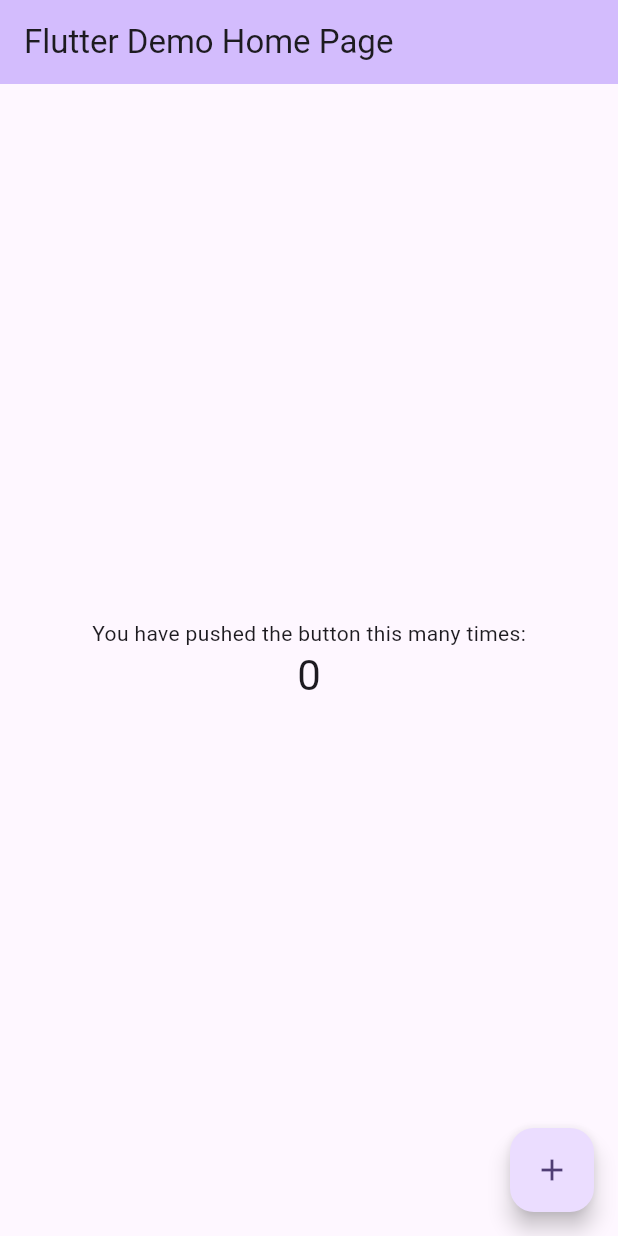
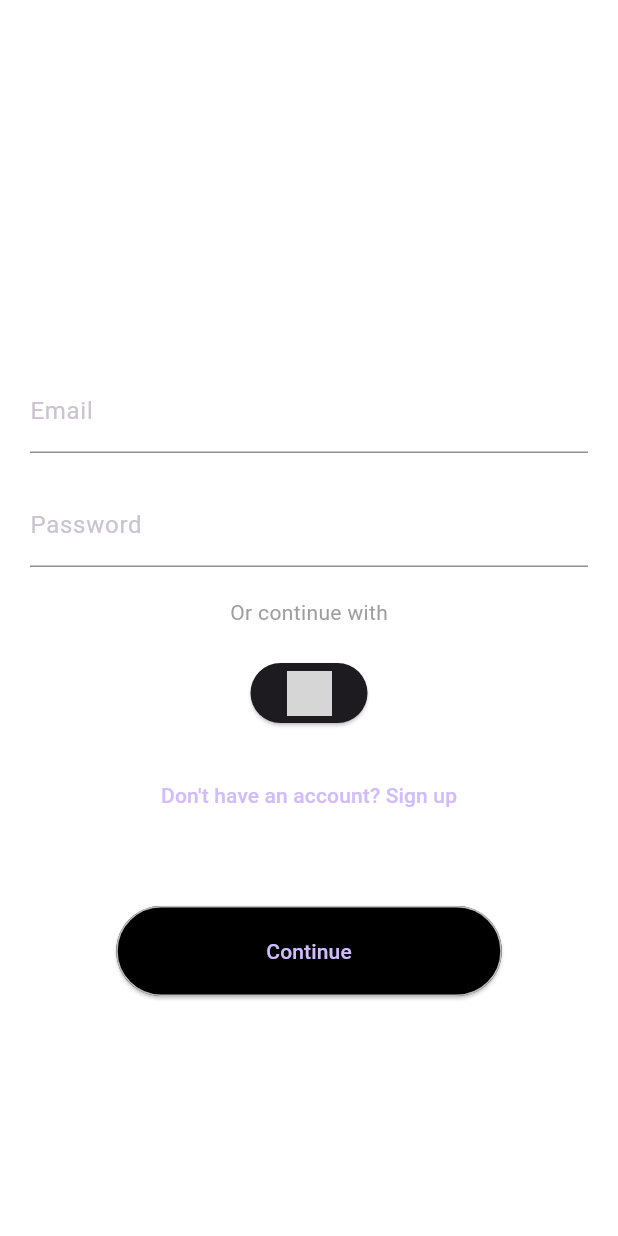
Before and after one commit to bot80-alt/few-aste, a Flutter app: the screen it shows after launch, on a phone screen of 412 x 824 dp. Run offline on Flutter 3.47's test engine with Material 3 defaults, Android fonts, the phone set to English and light mode, and no system bars; grey boxes are pictures that could not be loaded.

Commit message:
Adding main pages

```diff
--- /dev/null
+++ b/lib/components/login_page.dart
@@ -0,0 +1,119 @@
+import 'package:flutter/material.dart';
+import 'package:fewaste/theme/theme.dart'; // Import the theme file
+import 'package:fewaste/components/main_page.dart';
+
+class LoginPage extends StatelessWidget {
+  const LoginPage({super.key});
+
+  @override
+  Widget build(BuildContext context) {
+    return Scaffold(
+      body: Center(
+        child: Padding(
+          padding: const EdgeInsets.all(20.0),
+          child: Column(
+            mainAxisAlignment: MainAxisAlignment.center,
+            children: [
+              // App Name
+              Text(
+                "Fewaste",
+                style: Theme.of(context).textTheme.displayLarge?.copyWith(
+                      fontStyle: FontStyle.italic,
+                    ),
+              ),
+              const SizedBox(height: 50),
+              // Email Text Field
+              TextField(
+                decoration: const InputDecoration(
+                  labelText: "Email",
+                ),
+              ),
+              const SizedBox(height: 20),
+              // Password Text Field
+              TextField(
+                decoration: const InputDecoration(
+                  labelText: "Password",
+                ),
+              ),
+              const SizedBox(height: 20),
+              // "Or continue with" Text
+              const Text(
+                "Or continue with",
+                style: TextStyle(
+                  color: Colors.grey,
+                ),
+              ),
+              const SizedBox(height: 20),
+              // Google Sign-in Button
+              ElevatedButton(
+                onPressed: () {
+                  // Add Google Auth logic here
+                },
+                child: Row(
+                  mainAxisSize: MainAxisSize.min,
+                  children: [
+                    Image.asset(
+                      'assets/images/google.png', // Path to Google logo image
+                      height: 30.0,
+                    ),
+                  ],
+                ),
+              ),
+              const SizedBox(height: 20),
+              // Sign-up Link
+              TextButton(
+                onPressed: () {
+                  // Add sign-up navigation logic here
+                },
+                child: const Text("Don't have an account? Sign up"),
+              ),
+              const SizedBox(height: 50),
+              // Continue Button
+              ElevatedButton(
+                onPressed: () {
+                  Navigator.pushReplacement(
+                    context,
+                    MaterialPageRoute(
+                      builder: (context) => const MyAppPage(),
+                    ),
+                  );
+                },
+                style: ElevatedButton.styleFrom(
+                  side: BorderSide(
+                      color: const Color.fromARGB(255, 189, 189, 189),
+                      width: 1),
+                  backgroundColor: const Color.fromARGB(255, 0, 0, 0),
+                  shape: RoundedRectangleBorder(
+                    borderRadius: BorderRadius.circular(30),
+                  ),
+                  padding:
+                      const EdgeInsets.symmetric(horizontal: 100, vertical: 20),
+                ),
+                child: Text(
+                  'Continue',
+                ),
+              ),
+            ],
+          ),
+        ),
+      ),
+    );
+  }
+}
+
+void main() {
+  runApp(const MyApp());
+}
+
+class MyApp extends StatelessWidget {
+  const MyApp({super.key});
+
+  @override
+  Widget build(BuildContext context) {
+    return MaterialApp(
+      debugShowCheckedModeBanner: false,
+      theme: AppTheme.darkTheme, // Use the dark theme here
+      home: const LoginPage(),
+    );
+  }
+}
--- a/lib/main.dart
+++ b/lib/main.dart
@@ -1,125 +1,20 @@
-import 'package:flutter/material.dart';
-
+import 'package:flutter/material.dart'; // Correct path to your Onboarding widget
+import 'components/login_page.dart';
+import 'package:fewaste/theme/theme.dart';
 void main() {
-  runApp(const MyApp());
+  runApp(MyApp());
 }
 
 class MyApp extends StatelessWidget {
   const MyApp({super.key});
 
-  // This widget is the root of your application.
   @override
   Widget build(BuildContext context) {
     return MaterialApp(
-      title: 'Flutter Demo',
-      theme: ThemeData(
-        // This is the theme of your application.
-        //
-        // TRY THIS: Try running your application with "flutter run". You'll see
-        // the application has a purple toolbar. Then, without quitting the app,
-        // try changing the seedColor in the colorScheme below to Colors.green
-        // and then invoke "hot reload" (save your changes or press the "hot
-        // reload" button in a Flutter-supported IDE, or press "r" if you used
-        // the command line to start the app).
-        //
-        // Notice that the counter didn't reset back to zero; the application
-        // state is not lost during the reload. To reset the state, use hot
-        // restart instead.
-        //
-        // This works for code too, not just values: Most code changes can be
-        // tested with just a hot reload.
-        colorScheme: ColorScheme.fromSeed(seedColor: Colors.deepPurple),
-        useMaterial3: true,
-      ),
-      home: const MyHomePage(title: 'Flutter Demo Home Page'),
+      debugShowCheckedModeBanner: false,
+      title: 'Login Page',
+      theme: AppTheme.darkTheme,
+      home: const LoginPage(),
     );
   }
 }
-
-class MyHomePage extends StatefulWidget {
-  const MyHomePage({super.key, required this.title});
-
-  // This widget is the home page of your application. It is stateful, meaning
-  // that it has a State object (defined below) that contains fields that affect
-  // how it looks.
-
-  // This class is the configuration for the state. It holds the values (in this
-  // case the title) provided by the parent (in this case the App widget) and
-  // used by the build method of the State. Fields in a Widget subclass are
-  // always marked "final".
-
-  final String title;
-
-  @override
-  State<MyHomePage> createState() => _MyHomePageState();
-}
-
-class _MyHomePageState extends State<MyHomePage> {
-  int _counter = 0;
-
-  void _incrementCounter() {
-    setState(() {
-      // This call to setState tells the Flutter framework that something has
-      // changed in this State, which causes it to rerun the build method below
-      // so that the display can reflect the updated values. If we changed
-      // _counter without calling setState(), then the build method would not be
-      // called again, and so nothing would appear to happen.
-      _counter++;
-    });
-  }
-
-  @override
-  Widget build(BuildContext context) {
-    // This method is rerun every time setState is called, for instance as done
-    // by the _incrementCounter method above.
-    //
-    // The Flutter framework has been optimized to make rerunning build methods
-    // fast, so that you can just rebuild anything that needs updating rather
-    // than having to individually change instances of widgets.
-    return Scaffold(
-      appBar: AppBar(
-        // TRY THIS: Try changing the color here to a specific color (to
-        // Colors.amber, perhaps?) and trigger a hot reload to see the AppBar
-        // change color while the other colors stay the same.
-        backgroundColor: Theme.of(context).colorScheme.inversePrimary,
-        // Here we take the value from the MyHomePage object that was created by
-        // the App.build method, and use it to set our appbar title.
-        title: Text(widget.title),
-      ),
-      body: Center(
-        // Center is a layout widget. It takes a single child and positions it
-        // in the middle of the parent.
-        child: Column(
-          // Column is also a layout widget. It takes a list of children and
-          // arranges them vertically. By default, it sizes itself to fit its
-          // children horizontally, and tries to be as tall as its parent.
-          //
-          // Column has various properties to control how it sizes itself and
-          // how it positions its children. Here we use mainAxisAlignment to
-          // center the children vertically; the main axis here is the vertical
-          // axis because Columns are vertical (the cross axis would be
-          // horizontal).
-          //
-          // TRY THIS: Invoke "debug painting" (choose the "Toggle Debug Paint"
-          // action in the IDE, or press "p" in the console), to see the
-          // wireframe for each widget.
-          mainAxisAlignment: MainAxisAlignment.center,
-          children: <Widget>[
-            const Text(
-              'You have pushed the button this many times:',
-            ),
-            Text(
-              '$_counter',
-              style: Theme.of(context).textTheme.headlineMedium,
-            ),
-          ],
-        ),
-      ),
-      floatingActionButton: FloatingActionButton(
-        onPressed: _incrementCounter,
-        tooltip: 'Increment',
-        child: const Icon(Icons.add),
-      ), // This trailing comma makes auto-formatting nicer for build methods.
-    );
-  }
-}
--- /dev/null
+++ b/lib/theme/theme.dart
@@ -0,0 +1,75 @@
+import 'package:flutter/material.dart';
+
+class AppTheme {
+  // Static Theme Data for Dark Theme
+  static ThemeData darkTheme = ThemeData(
+    brightness: Brightness.dark,
+    scaffoldBackgroundColor: Colors.transparent, // Transparent for gradient
+    primaryColor: Colors.blueGrey,
+    textTheme: const TextTheme(
+      displayLarge: TextStyle(color: Colors.white, fontSize: 32, fontWeight: FontWeight.bold),
+      bodyLarge: TextStyle(color: Colors.white70),
+    ),
+    appBarTheme: const AppBarTheme(
+      backgroundColor: Colors.transparent,
+      elevation: 0,
+    ),
+  );
+
+  // Function to apply Animated Gradient Background
+  static Widget animatedGradientBackground(Widget child) {
+    return AnimatedGradientWrapper(child: child); // Reusable Wrapper
+  }
+}
+
+// Custom Widget for Animated Gradient Background
+class AnimatedGradientWrapper extends StatefulWidget {
+  final Widget child;
+
+  const AnimatedGradientWrapper({required this.child, super.key});
+
+  @override
+  _AnimatedGradientWrapperState createState() => _AnimatedGradientWrapperState();
+}
+
+class _AnimatedGradientWrapperState extends State<AnimatedGradientWrapper>
+    with SingleTickerProviderStateMixin {
+  late AnimationController _controller;
+
+  @override
+  void initState() {
+    super.initState();
+    _controller = AnimationController(
+      duration: const Duration(seconds: 4), // Animation Duration
+      vsync: this,
+    )..repeat(); // Repeats the animation infinitely
+  }
+
+  @override
+  Widget build(BuildContext context) {
+    return AnimatedBuilder(
+      animation: _controller,
+      builder: (context, child) {
+        return Container(
+          decoration: BoxDecoration(
+            gradient: LinearGradient(
+              begin: Alignment.topLeft,
+              end: Alignment.bottomRight,
+              colors: [
+                Color.lerp(Colors.blue, Colors.purple, _controller.value)!,
+                Color.lerp(Colors.purple, Colors.red, _controller.value)!,
+              ],
+            ),
+          ),
+          child: widget.child, // Place content on top of the gradient
+        );
+      },
+    );
+  }
+
+  @override
+  void dispose() {
+    _controller.dispose();
+    super.dispose();
+  }
+}
--- a/pubspec.yaml
+++ b/pubspec.yaml
@@ -58,8 +58,8 @@ flutter:
   uses-material-design: true
 
   # To add assets to your application, add an assets section, like this:
-  # assets:
-  #   - images/a_dot_burr.jpeg
+  assets:
+    - lib/assets/images/google.png
   #   - images/a_dot_ham.jpeg
 
   # An image asset can refer to one or more resolution-specific "variants", see
```
Also changed, not shown: lib/components/main_page.dart (added, +66 -0 lines), lib/components/tabs/home.dart (added, +40 -0 lines), lib/components/tabs/profile.dart (added, +37 -0 lines), lib/components/tabs/rewards.dart (added, +21 -0 lines), lib/assets/images/google.png (added), 2 other files.
